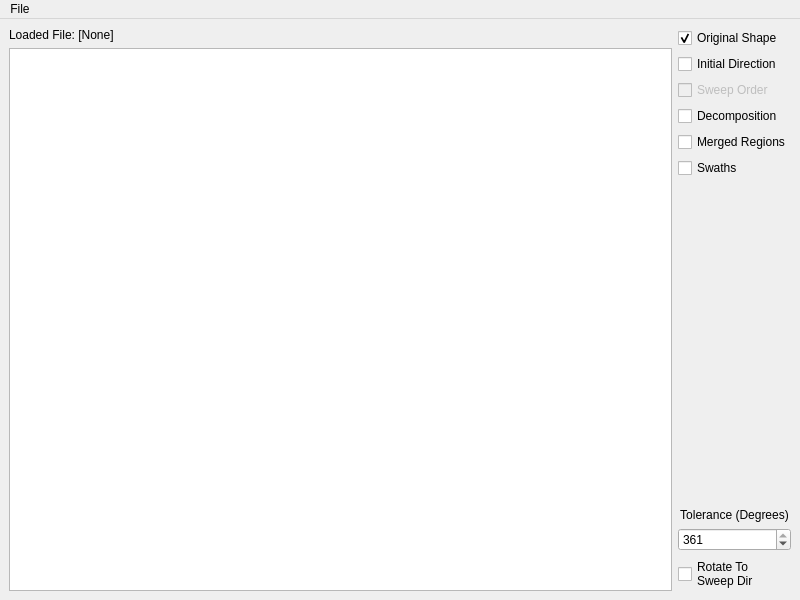
Ipiano/coverage-planning, file src/ads/ccpp/desktop-tool/ui/mainwindow.ui: the form before one commit.
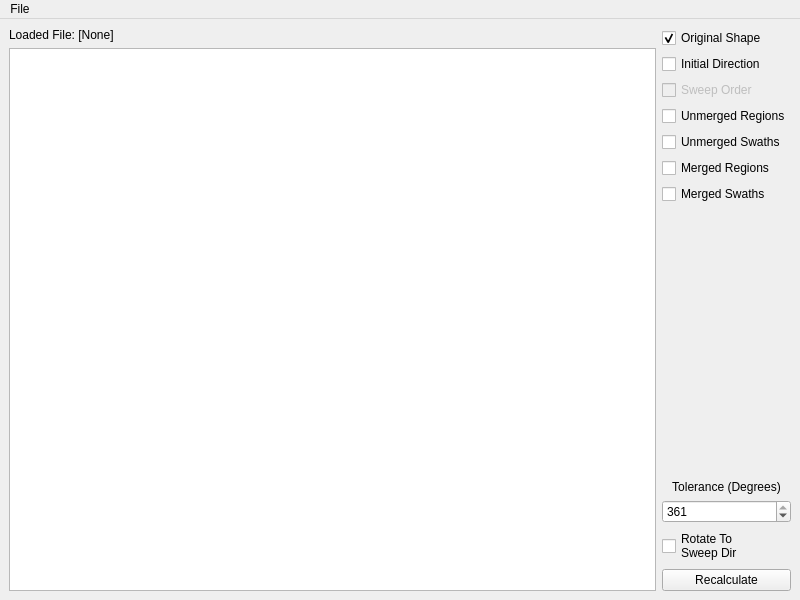
The form after the commit.

Commit message: Add visualization of unmerged swaths

What changed in the file:
```diff
--- a/src/ads/ccpp/desktop-tool/ui/mainwindow.ui
+++ b/src/ads/ccpp/desktop-tool/ui/mainwindow.ui
@@ -61,12 +61,19 @@
       <item>
        <widget class="QCheckBox" name="checkBox_decomposition">
         <property name="text">
-         <string>Decomposition</string>
+         <string>Unmerged Regions</string>
         </property>
        </widget>
       </item>
       <item>
-       <widget class="QCheckBox" name="checkBox_merged">
+       <widget class="QCheckBox" name="checkBox_unmergedSwaths">
+        <property name="text">
+         <string>Unmerged Swaths</string>
+        </property>
+       </widget>
+      </item>
+      <item>
+       <widget class="QCheckBox" name="checkBox_mergedRegions">
         <property name="text">
          <string>Merged Regions</string>
         </property>
@@ -78,7 +85,7 @@
          <bool>true</bool>
         </property>
         <property name="text">
-         <string>Swaths</string>
+         <string>Merged Swaths</string>
         </property>
        </widget>
       </item>
@@ -123,6 +130,13 @@
         </property>
        </widget>
       </item>
+      <item>
+       <widget class="QPushButton" name="button_recalculate">
+        <property name="text">
+         <string>Recalculate</string>
+        </property>
+       </widget>
+      </item>
      </layout>
     </item>
    </layout>
```
Left out of the diff: 2 changed lines with no effect on the pictures. The commit also changes 2 other files.
